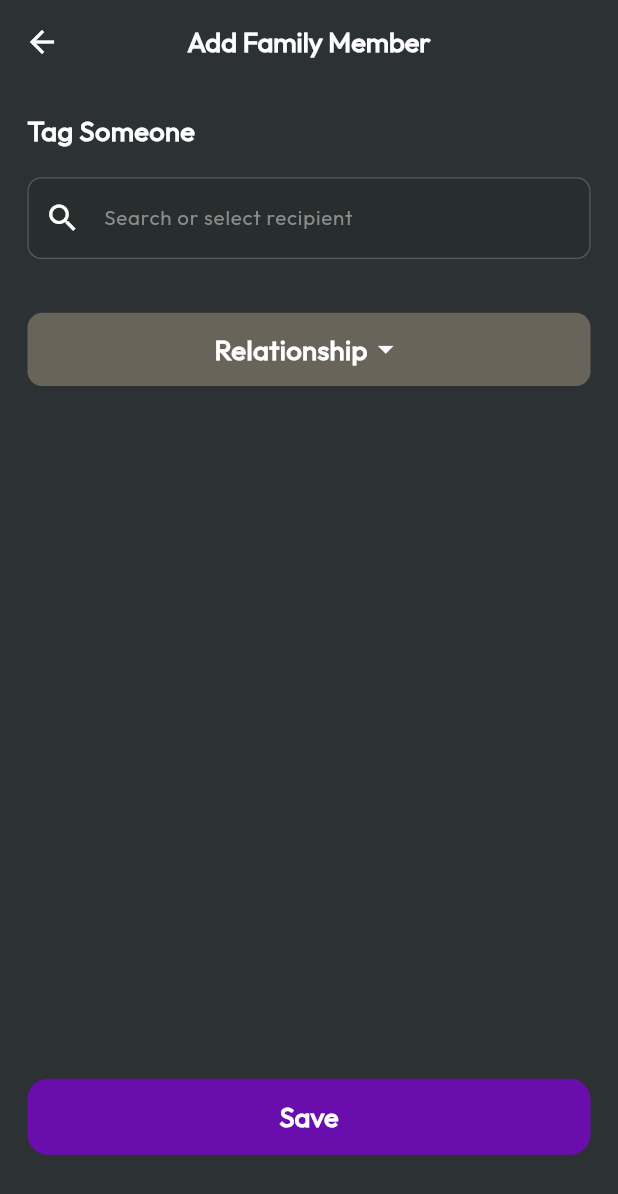
After one commit to bdCalling-Sdt-hub/heirloom, a Flutter app: the FamilyMembers screen opened by its route, after a tap on "Add Family Member", on a phone screen of 412 x 824 dp. The commit adds this screen. Shown: the top 1194 px of the screen. Run offline on Flutter 3.47's test engine with Material 3 defaults, Android fonts, the phone set to English and light mode, and no system bars; our stand-ins replace cached_network_image, chat_bubbles, connectivity_plus, flutter_screenutil, flutter_svg, flutter_widget_from_html and 9 more; missing offline and left inert: mime_type; accounts and stored records are empty; network calls fail; project files that could hold a hidden picture were left out.

Commit message:
family members section ui done

```diff
--- a/lib/main.dart
+++ b/lib/main.dart
@@ -38,7 +38,7 @@ class MyApp extends StatelessWidget {
           theme: light(),
           debugShowCheckedModeBanner: false,
           getPages: AppRoutes.routes,
-          initialRoute: AppRoutes.splashScreen,
+          initialRoute: AppRoutes.customNavBar,
          initialBinding: ControllerBindings(),
 
 
--- a/lib/routes/app_routes.dart
+++ b/lib/routes/app_routes.dart
@@ -1,13 +1,4 @@
-import '../views/auth/others_info_screen.dart';
-import '../views/auth/password_changed_ui.dart';
-import '../views/auth/select_age_screen.dart';
-import '../views/home/notification/notification.dart';
 
-import '../views/profile/journal/journal_screen.dart';
-import '../views/profile/legacy/add_legacy_message_screen.dart';
-import '../views/profile/legacy/legacy_message_view_screen.dart';
-import '../views/profile/legacy/legacy_screen.dart';
-import '../views/splash screen/onBoardingScreen.dart';
 import 'exports.dart';
 
 class AppRoutes {
@@ -27,6 +18,8 @@ class AppRoutes {
   static const String legacyScreen = "/LegacyScreen";
   static const String addLegacyMessageScreen = "/AddLegacyMessageScreen";
   static const String legacyMessageViewScreen = "/LegacyMessageViewScreen";
+  static const String familyMembers = "/FamilyMembers";
+  static const String addFamilyMemberScreen = "/AddFamilyMemberScreen";
 
 
 
@@ -38,14 +31,12 @@ class AppRoutes {
         GetPage(name: splashScreen, page: () => const SplashScreen()),
         GetPage(name: onboardingScreen, page: () => const OnboardingScreen()),
         GetPage(name: signInScreen, page: () => SignInScreen()),
-
         GetPage(name: signUpScreen, page: () => SignUpScreen()),
         GetPage(name: emailPassScreen, page: () => EmailPassScreen()),
         GetPage(name: otpVerificationScreen, page: () => OtpVerificationScreen()),
         GetPage(name: resetPassScreen, page: () => ResetPassScreen()),
         GetPage(name: passwordChangedUi, page: () => PasswordChangedUi()),
         GetPage(name: customNavBar, page: () => const CustomNavBar()),
-
         GetPage(name: notificationScreen, page: () =>  NotificationScreen()),
         GetPage(name: selectAgeScreen, page: () =>  SelectAgeScreen()),
         GetPage(name: othersInfoScreen, page: () =>  OthersInfoScreen()),
@@ -53,5 +44,7 @@ class AppRoutes {
         GetPage(name: legacyScreen, page: () =>  LegacyScreen()),
         GetPage(name: addLegacyMessageScreen, page: () =>  AddLegacyMessageScreen()),
         GetPage(name: legacyMessageViewScreen, page: () =>  LegacyMessageViewScreen()),
+        GetPage(name: familyMembers, page: () =>  FamilyMembers()),
+        GetPage(name: addFamilyMemberScreen, page: () =>  AddFamilyMemberScreen()),
       ];
 }
--- a/lib/routes/exports.dart
+++ b/lib/routes/exports.dart
@@ -1,12 +1,20 @@
 
 export '../views/auth/email_pass_screen.dart';
-
 export '../views/auth/otp_verification_screen.dart';
 export '../views/auth/reset_pass_screen.dart';
 export '../views/auth/sign_in_screen.dart';
 export '../views/auth/sign_up_screen.dart';
 export '../views/bottom navigation bar/custom_nav_bar.dart';
-
-
 export '../views/splash screen/splash_screen.dart';
 export 'package:get/get.dart';
+export '../views/auth/others_info_screen.dart';
+export '../views/auth/password_changed_ui.dart';
+export '../views/auth/select_age_screen.dart';
+export '../views/home/notification/notification.dart';
+export '../views/profile/family members/add_family_member_screen.dart';
+export '../views/profile/family members/family_members.dart';
+export '../views/profile/journal/journal_screen.dart';
+export '../views/profile/legacy/add_legacy_message_screen.dart';
+export '../views/profile/legacy/legacy_message_view_screen.dart';
+export '../views/profile/legacy/legacy_screen.dart';
+export '../views/splash screen/onBoardingScreen.dart';
--- a/lib/utils/app_colors.dart
+++ b/lib/utils/app_colors.dart
@@ -14,7 +14,7 @@ class AppColors{
   static const Color textFieldHintColor = Color(0xff8C8C8C);
 
   static const Color buttonColor = Color(0xff6A0DAD);
-  static const Color buttonSecondColor = Color(0xffFAEFD7);
+  static const Color buttonSecondColor = Color(0xff69645A);
 
   static const Color iconColor = Color(0xff9D9D9D);
   static const Color chatSecondColor = Color(0xff555555);
--- a/lib/utils/app_icons.dart
+++ b/lib/utils/app_icons.dart
@@ -33,6 +33,8 @@ class AppIcons {
   static const String terms = "$path/terms.png";
   static const String send = "$path/send.png";
   static const String image = "$path/image.png";
+  static const String denied = "$path/denied.png";
+  static const String approve = "$path/approve.png";
 
 
 
--- a/lib/utils/app_images.dart
+++ b/lib/utils/app_images.dart
@@ -5,6 +5,7 @@ class AppImages {
   static const String appBg = "$baseUrl/bg3.svg";
   static const String passChange = "$baseUrl/pass_change.svg";
   static const String homeScreenImage = "$baseUrl/homeImage.png";
+  static const String model = "$baseUrl/model.png";
 
 
 
--- /dev/null
+++ b/lib/views/profile/family members/add_family_member_screen.dart
@@ -0,0 +1,97 @@
+import 'package:flutter/material.dart';
+import 'package:flutter_screenutil/flutter_screenutil.dart';
+import 'package:heirloom/global_widgets/custom_text.dart';
+import 'package:heirloom/global_widgets/custom_text_button.dart';
+import 'package:heirloom/global_widgets/custom_text_field.dart';
+import 'package:heirloom/utils/app_colors.dart';
+import 'package:get/get.dart';
+
+import '../../../global_widgets/relationship_bottomSheet.dart';
+
+class AddFamilyMemberScreen extends StatefulWidget {
+  const AddFamilyMemberScreen({super.key});
+
+  @override
+  State<AddFamilyMemberScreen> createState() => _AddFamilyMemberScreenState();
+}
+
+class _AddFamilyMemberScreenState extends State<AddFamilyMemberScreen> {
+  String selectedRelationship = "Relationship";
+
+  @override
+  Widget build(BuildContext context) {
+    final TextEditingController searchTEController = TextEditingController();
+
+    return Scaffold(
+      appBar: AppBar(
+        title: CustomTextOne(text: "Add Family Member"),
+      ),
+      body: Padding(
+        padding: EdgeInsets.all(16.r),
+        child: Column(
+          crossAxisAlignment: CrossAxisAlignment.start,
+          children: [
+            CustomTextOne(
+              text: "Tag Someone",
+            ),
+            SizedBox(height: 15.h),
+            CustomTextField(
+              controller: searchTEController,
+              hintText: 'Search or select recipient',
+              prefixIcon: Padding(
+                padding: EdgeInsets.symmetric(horizontal: 10.w),
+                child: Icon(
+                  Icons.search,
+                  color: Colors.white,
+                ),
+              ),
+            ),
+            SizedBox(height: 30.h),
+            InkWell(
+              onTap: () {
+                // Open the bottom sheet with relationships and pass the callback to update the relationship
+                Get.bottomSheet(
+                  RelationshipBottomSheet(
+                    onSelectRelationship: (relationship) {
+                      setState(() {
+                        selectedRelationship = relationship;
+                      });
+                    },
+                  ),
+                );
+              },
+              child: Container(
+                padding: EdgeInsets.all(10.r),
+                decoration: BoxDecoration(
+                  color: AppColors.buttonSecondColor,
+                  borderRadius: BorderRadius.all(Radius.circular(10)),
+                ),
+                child: Row(
+                  mainAxisAlignment: MainAxisAlignment.center,
+                  children: [
+                    CustomTextOne(
+                      text: selectedRelationship,
+                      fontSize: 16.sp,
+                      fontWeight: FontWeight.w500,
+                      color: Colors.white,
+                    ),
+                    Icon(
+                      Icons.arrow_drop_down,
+                      color: Colors.white,
+                    ),
+                  ],
+                ),
+              ),
+            ),
+            Spacer(),
+            CustomTextButton(
+              text: "Save",
+              onTap: () {},
+            ),
+            SizedBox(height: 30.h),
+          ],
+        ),
+      ),
+    );
+  }
+}
--- /dev/null
+++ b/lib/views/profile/family members/family_members.dart
@@ -0,0 +1,158 @@
+import 'package:flutter/material.dart';
+import 'package:flutter_screenutil/flutter_screenutil.dart';
+import 'package:font_awesome_flutter/font_awesome_flutter.dart';
+import 'package:heirloom/global_widgets/custom_text.dart';
+import 'package:heirloom/global_widgets/custom_text_button.dart';
+import 'package:heirloom/routes/app_routes.dart';
+import 'package:heirloom/utils/app_colors.dart';
+import 'package:heirloom/utils/app_icons.dart';
+import 'package:heirloom/utils/app_images.dart';
+import 'package:get/get.dart';
+class FamilyMembers extends StatelessWidget {
+  const FamilyMembers({super.key});
+
+  @override
+  Widget build(BuildContext context) {
+    return Scaffold(
+      appBar: AppBar(
+        title: CustomTextOne(
+          text: 'Family Members',
+        ),
+      ),
+      body: Padding(
+        padding: EdgeInsets.all(15.w),
+        child: Column(
+          crossAxisAlignment: CrossAxisAlignment.start,
+          children: [
+            CustomTextButton(
+              text: "Add Family Member",
+              onTap: () {
+                Get.toNamed(AppRoutes.addFamilyMemberScreen);
+              },
+              color: Colors.transparent,
+              borderColor: AppColors.textFieldBorderColor,
+              textColor: AppColors.secondaryColor,
+            ),
+            // "Review Family Members" Section
+            SizedBox(height: 15.h),
+            CustomTextTwo(
+              text: 'Review Family Members',
+            ),
+
+            Flexible(
+              child: ListView.builder(
+                itemCount: 3,
+                itemBuilder: (context, index) {
+                  return buildFamilyMemberOption(
+                    name: "Kakashi hatake",
+                    relation: "Brother",
+                    widthSize: 10.w,
+                    icon1: Image.asset(
+                      AppIcons.denied,
+                      height: 25.h,
+                    ),
+                    icon2: Image.asset(
+                      AppIcons.approve,
+                      height: 25.h,
+                    ),
+                  );
+                },
+              ),
+            ),
+
+            // "Family Members You Added" Section
+            CustomTextTwo(
+              text: 'Family Members You Added',
+            ),
+            Flexible(
+              child: ListView.builder(
+                itemCount: 3,
+                itemBuilder: (context, index) {
+                  return buildFamilyMemberOption(
+                    name: "Ronoroa Zoro",
+                    relation: "Brother (Pending)",
+                    icon1: IconButton(
+                      icon: Icon(
+                        FontAwesomeIcons.penToSquare,
+                        color: Colors.white,
+                        size: 16.h,
+                      ),
+                      onPressed: () {
+
+                      },
+                    ),
+                    icon2: IconButton(
+                      icon: Icon(Icons.delete_outline,
+                          color: Colors.red, size: 20.h),
+                      onPressed: () {
+
+                      },
+                    ),
+                  );
+                },
+              ),
+            ),
+          ],
+        ),
+      ),
+    );
+  }
+
+  // Helper widget to build family member review options (approve/deny)
+  Widget buildFamilyMemberOption({
+    required String name,
+    required String relation,
+    required Widget icon1,
+    required Widget icon2,
+    double? widthSize,
+  }) {
+    return Padding(
+        padding: EdgeInsets.symmetric(vertical: 8.h),
+        child: Container(
+          padding: EdgeInsets.all(8.h),
+          decoration: BoxDecoration(
+            color: Colors.transparent,
+            border: Border(bottom: BorderSide(color: Colors.teal)),
+            borderRadius: BorderRadius.all(Radius.circular(16)),
+            boxShadow: [
+              BoxShadow(
+                color: AppColors.primaryColor
+                    .withOpacity(0.1),
+                blurRadius: 8,
+                spreadRadius: 2,
+                offset:
+                    Offset(0, 4),
+              ),
+            ],
+          ),
+          child: Row(
+            children: [
+              CircleAvatar(
+                radius: 20.r,
+                backgroundColor: AppColors.primaryColor,
+                backgroundImage: AssetImage(AppImages.model),
+              ),
+              SizedBox(width: 15.w),
+              Column(
+                crossAxisAlignment: CrossAxisAlignment.start,
+                children: [
+                  CustomTextOne(
+                    text: name,
+                    fontSize: 14.sp,
+                  ),
+                  CustomTextTwo(
+                    text: relation,
+                    fontSize: 14.sp,
+                    color: AppColors.textColor.withOpacity(0.5),
+                  ),
+                ],
+              ),
+              Spacer(),
+              Row(
+                children: [icon1, SizedBox(width: widthSize), icon2],
+              )
+            ],
+          ),
+        ));
+  }
+}
--- a/lib/views/profile/legacy/legacy_message_view_screen.dart
+++ b/lib/views/profile/legacy/legacy_message_view_screen.dart
@@ -1,4 +1,4 @@
-import 'package:flutter/material.dart';
+ import 'package:flutter/material.dart';
 import 'package:flutter_screenutil/flutter_screenutil.dart';
 import 'package:heirloom/global_widgets/custom_text.dart'; // Assuming you have these custom widgets
 import 'package:heirloom/global_widgets/custom_text_button.dart';
--- a/lib/views/profile/legacy/legacy_screen.dart
+++ b/lib/views/profile/legacy/legacy_screen.dart
@@ -3,11 +3,9 @@ import 'package:flutter_screenutil/flutter_screenutil.dart';
 import 'package:font_awesome_flutter/font_awesome_flutter.dart';
 import 'package:heirloom/global_widgets/custom_text.dart'; // Assuming you have these custom widgets
 import 'package:heirloom/global_widgets/custom_text_button.dart';
-import 'package:heirloom/global_widgets/custom_text_field.dart';
 import 'package:heirloom/routes/app_routes.dart';
 import 'package:heirloom/utils/app_colors.dart';
 import 'package:heirloom/utils/app_icons.dart';
-import 'package:heirloom/utils/app_images.dart';
 import 'package:get/get.dart';
 
 class LegacyScreen extends StatelessWidget {
@@ -94,7 +92,7 @@ class LegacyScreen extends StatelessWidget {
                               children: [
                                 IconButton(
                                   icon: Icon(
-                                    FontAwesomeIcons.edit,
+                                    FontAwesomeIcons.penToSquare,
                                     color: Colors.white,
                                     size: 18.h,
                                   ),
--- a/lib/views/profile/profile_screen.dart
+++ b/lib/views/profile/profile_screen.dart
@@ -103,14 +103,13 @@ Get.toNamed(AppRoutes.journalScreen);
               icon: Image.asset(AppIcons.familyMembers, height: 18.h),
               label: 'Family Members',
               onTap: () {
-
+                Get.toNamed(AppRoutes.familyMembers);
               },
             ),
             _buildProfileOption(
               icon: Image.asset(AppIcons.support, height: 18.h),
               label: 'Support',
               onTap: () {
-
               },
             ),
             _buildProfileOption(
```
Also changed, not shown: lib/global_widgets/relationship_bottomSheet.dart (added, +87 -0 lines), lib/views/ai chat/ai_chat_screen.dart (+1 -10 lines), lib/views/profile/legacy/add_legacy_message_screen.dart (+32 -12 lines), assets/icons/approve.png (added), assets/icons/denied.png (added), assets/images/model.png (added).
